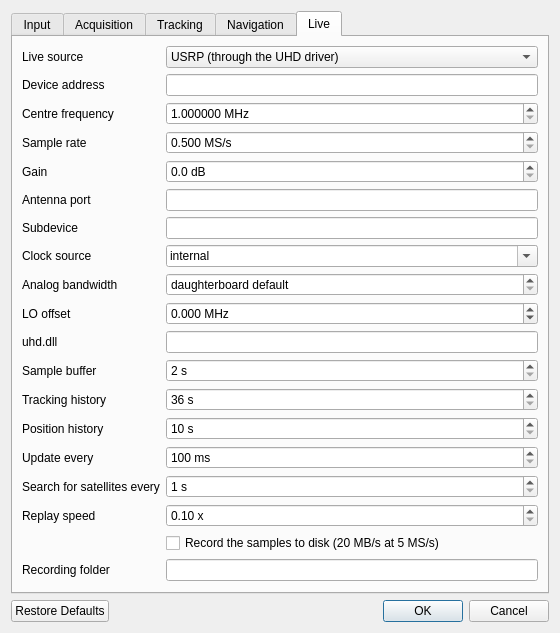
Above: src/gui/SettingsDialog.ui from mfkiwl/SoftGpsReceiver before the change. Below: the same form after it.
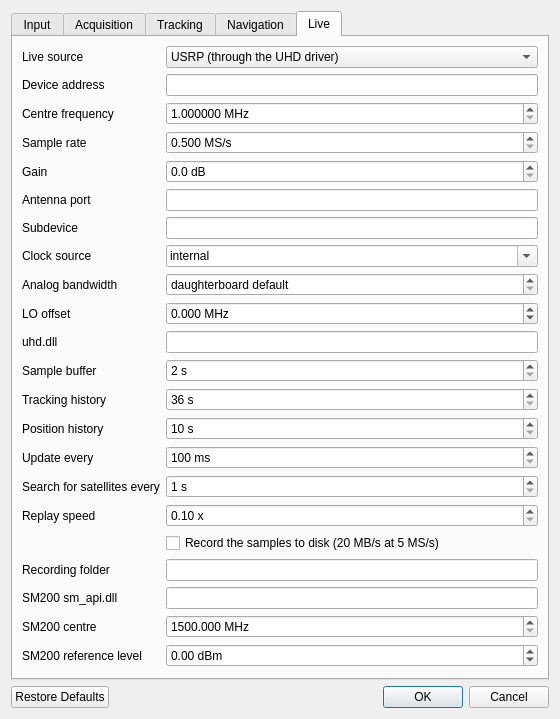
That is the form after the change. The open tabs and pages were chosen to show the change.

Commit message:
Add Signal Hound SM200 streaming and a GLONASS string view
- Stream 50 MS/s from an SM200 through sm_api.dll, loaded at run time
- Split the stream into a 10 MS/s band, chosen by constellation
- Add a stand-in sm_api.dll for testing without the instrument
- Copy a local sm_api.dll to the build directory if present
- Show GLONASS strings on the Navigation message page and tighten its layout

Tested through the stand-in only, one band at a time.

What changed in the file:
```diff
--- a/src/gui/SettingsDialog.ui
+++ b/src/gui/SettingsDialog.ui
@@ -203,6 +203,12 @@
        <item row="17" column="1"><widget class="QCheckBox" name="recordCheck"><property name="text"><string>Record the samples to disk (20 MB/s at 5 MS/s)</string></property></widget></item>
        <item row="18" column="0"><widget class="QLabel" name="recordDirLabel"><property name="text"><string>Recording folder</string></property></widget></item>
        <item row="18" column="1"><widget class="QLineEdit" name="recordDirEdit"/></item>
+       <item row="19" column="0"><widget class="QLabel" name="smPathLabel"><property name="text"><string>SM200 sm_api.dll</string></property></widget></item>
+       <item row="19" column="1"><widget class="QLineEdit" name="smPathEdit"><property name="toolTip"><string>Path of sm_api.dll from the Signal Hound SDK. Empty = next to the program, then the system path.</string></property></widget></item>
+       <item row="20" column="0"><widget class="QLabel" name="smCenterLabel"><property name="text"><string>SM200 centre</string></property></widget></item>
+       <item row="20" column="1"><widget class="QDoubleSpinBox" name="smCenterSpin"><property name="toolTip"><string>41.5 MHz is usable at 50 MS/s. 1590 MHz covers L1/E1 and every GLONASS channel; 1585 MHz clips channel +6.</string></property><property name="suffix"><string> MHz</string></property><property name="decimals"><number>3</number></property><property name="minimum"><double>1500.000000000000000</double></property><property name="maximum"><double>1700.000000000000000</double></property></widget></item>
+       <item row="21" column="0"><widget class="QLabel" name="smRefLabel"><property name="text"><string>SM200 reference level</string></property></widget></item>
+       <item row="21" column="1"><widget class="QDoubleSpinBox" name="smRefSpin"><property name="suffix"><string> dBm</string></property><property name="minimum"><double>-130.000000000000000</double></property><property name="maximum"><double>20.000000000000000</double></property></widget></item>
       </layout>
      </widget>
     </widget>
```
Left out of the diff: 1 changed line with no effect on the pictures. The commit also changes 19 other files.
